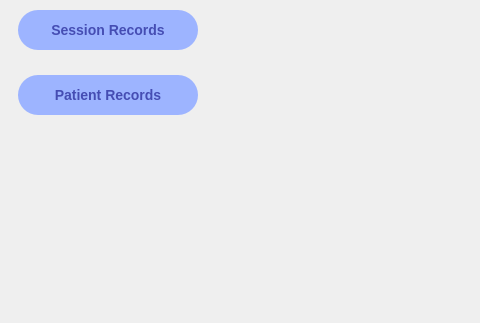
This is Front/main.ui in ahmads1990/GradProjectApp as Qt 5 draws it before an edit; both pictures show x 0 to 480 and y 275 to 598 of the 1024 by 598 pixel window. The edited form follows.
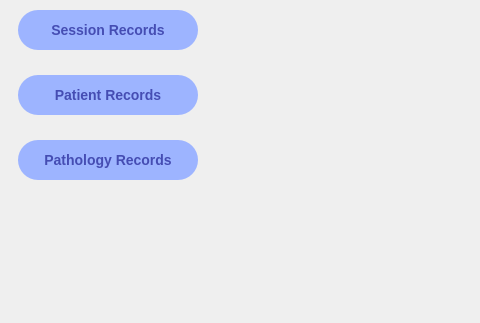
This is the edited form. Icons and pictures are not drawn.

```diff
--- a/Front/main.ui
+++ b/Front/main.ui
@@ -165,6 +165,38 @@
      </size>
     </property>
    </widget>
+   <widget class="QPushButton" name="btn_records_pathology">
+    <property name="geometry">
+     <rect>
+      <x>18</x>
+      <y>415</y>
+      <width>180</width>
+      <height>40</height>
+     </rect>
+    </property>
+    <property name="styleSheet">
+     <string notr="true">background-image: url();
+background-color: rgb(157, 180, 255);
+border-radius: 20px;
+
+color:rgb(69, 77, 179);
+font-size: 14px;
+font-weight: bold;</string>
+    </property>
+    <property name="text">
+     <string>Pathology Records</string>
+    </property>
+    <property name="icon">
+     <iconset>
+      <normaloff>Icons/patient.svg</normaloff>Icons/patient.svg</iconset>
+    </property>
+    <property name="iconSize">
+     <size>
+      <width>30</width>
+      <height>30</height>
+     </size>
+    </property>
+   </widget>
    <zorder>background</zorder>
    <zorder>StartSession</zorder>
    <zorder>btn_main</zorder>
```
Left out of the diff: 1 changed line with no effect on the pictures.
